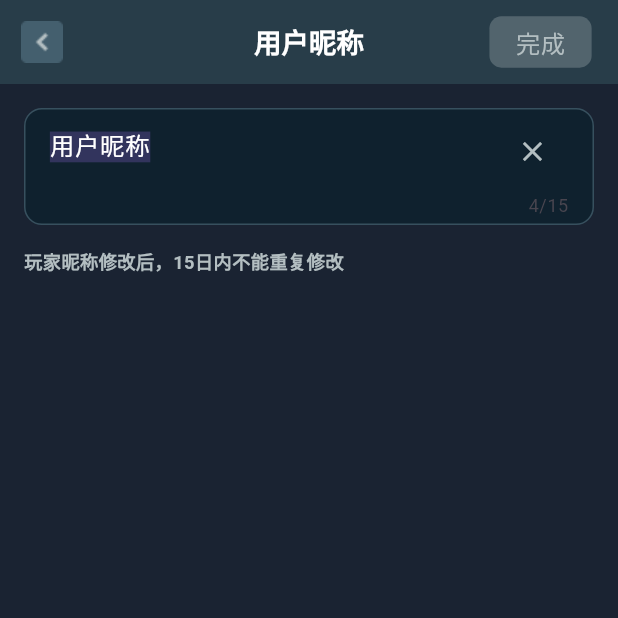
After one commit to wtfkmnl/roomcard-app, a Flutter app: the ProfilePage screen opened by its route, after a tap on "用户昵称", on a phone screen of 412 x 824 dp, the top half of it. The commit adds this screen. Run offline on Flutter 3.47's test engine with Material 3 defaults, Android fonts, the phone set to English and light mode, and no system bars; our stand-ins replace cached_network_image, convert, decimal, device_info_plus, event_bus, flutter_cache_manager and 14 more; missing offline and left inert: flutter_inappwebview, gallery_saver_plus; accounts and stored records are empty; Roboto replaces fonts that are missing (PingFangSC).

Commit message:
用户昵称

```diff
--- /dev/null
+++ b/lib/pages/my/name_edit/name_edit_binding.dart
@@ -0,0 +1,10 @@
+import 'package:get/get.dart';
+import 'name_edit_logic.dart';
+
+class NameEditBinding extends Bindings {
+  @override
+  void dependencies() {
+    /// 注册NameEditLogic控制器
+    Get.lazyPut(() => NameEditLogic());
+  }
+}
--- /dev/null
+++ b/lib/pages/my/name_edit/name_edit_logic.dart
@@ -0,0 +1,171 @@
+import 'package:get/get.dart';
+import 'package:flutter/material.dart';
+import 'package:roomcard/base/base_controller.dart';
+import 'package:roomcard/utils/regex_util.dart';
+import 'name_edit_state.dart';
+
+class NameEditLogic extends BaseController<NameEditState> {
+  @override
+  NameEditState initState() {
+    return NameEditState();
+  }
+
+  @override
+  void onInit() {
+    super.onInit();
+    _initNickname();
+    _setupListeners();
+  }
+
+  @override
+  void onClose() {
+    // 清理资源
+    state.nicknameController.dispose();
+    state.nicknameFocusNode.dispose();
+    super.onClose();
+  }
+
+  /// 初始化昵称
+  void _initNickname() {
+    String currentName = Get.arguments?['nickname'] ?? '用户昵称';
+    state.currentNickname.value = currentName;
+    state.nicknameController.text = currentName;
+    state.inputNickname.value = currentName;
+
+    // 自动获取焦点并选中文本
+    WidgetsBinding.instance.addPostFrameCallback((_) {
+      state.nicknameFocusNode.requestFocus();
+      state.nicknameController.selection = TextSelection(
+        baseOffset: 0,
+        extentOffset: state.nicknameController.text.length,
+      );
+    });
+  }
+
+  /// 设置监听器
+  void _setupListeners() {
+    // 监听输入变化
+    state.nicknameController.addListener(() {
+      String inputText = state.nicknameController.text;
+      state.inputNickname.value = inputText;
+      _checkCanSave();
+    });
+  }
+
+  /// 检查是否可以保存
+  void _checkCanSave() {
+    String inputText = state.inputNickname.value.trim();
+    bool hasChanged = inputText != state.currentNickname.value;
+    bool isValid = _validateNickname(inputText);
+    state.canSave.value = hasChanged && isValid && !state.isSaving.value;
+  }
+
+  /// 验证昵称
+  bool _validateNickname(String nickname) {
+    if (nickname.isEmpty) {
+      return false;
+    }
+
+    // 长度限制：1-15个字符
+    if (nickname.length > 15) {
+      return false;
+    }
+
+    // 不能包含特殊字符（可根据需要调整）
+    RegExp specialChars = RegExp(r'[<>{}[\]\\|`^~]');
+    if (specialChars.hasMatch(nickname)) {
+      return false;
+    }
+
+    return true;
+  }
+
+  /// 保存昵称
+  Future<void> saveNickname() async {
+    if (!state.canSave.value) return;
+
+    String newNickname = state.inputNickname.value.trim();
+
+    try {
+      state.isSaving.value = true;
+      state.canSave.value = false;
+
+      await _saveNicknameToServer(newNickname);
+
+      // 保存成功
+      Get.back(result: {
+        'success': true,
+        'nickname': newNickname,
+      });
+
+      Get.snackbar(
+        '提示',
+        '昵称修改成功',
+        snackPosition: SnackPosition.TOP,
+        backgroundColor: Colors.green.withOpacity(0.8),
+        colorText: Colors.white,
+      );
+
+    } catch (e) {
+      // 保存失败
+      Get.snackbar(
+        '错误',
+        '昵称修改失败：${e.toString()}',
+        snackPosition: SnackPosition.TOP,
+        backgroundColor: Colors.red.withOpacity(0.8),
+        colorText: Colors.white,
+      );
+    } finally {
+      state.isSaving.value = false;
+      _checkCanSave();
+    }
+  }
+
+  /// 保存昵称到服务器
+  Future<void> _saveNicknameToServer(String nickname) async {
+    // 模拟网络请求
+    await Future.delayed(const Duration(seconds: 1));
+
+    // 模拟可能的错误
+    // if (nickname.contains('test')) {
+    //   throw Exception('昵称不能包含敏感词');
+    // }
+  }
+
+  /// 返回上一页
+  void goBack() {
+    Get.back();
+  }
+
+  /// 清空输入
+  void clearInput() {
+    state.nicknameController.clear();
+    state.inputNickname.value = '';
+  }
+
+  /// 获取昵称长度提示文本
+  String getLengthHint() {
+    int currentLength = state.inputNickname.value.length;
+    return '$currentLength/15';
+  }
+
+  /// 获取错误提示文本
+  String? getErrorHint() {
+    String nickname = state.inputNickname.value.trim();
+
+    if (nickname.isEmpty) {
+      return null;
+    }
+
+    if (nickname.length > 15) {
+      return '昵称不能超过15个字符';
+    }
+
+    RegExp specialChars = RegExp(r'[<>{}[\]\\|`^~]');
+    if (specialChars.hasMatch(nickname)) {
+      return '昵称不能包含特殊字符';
+    }
+
+    return null;
+  }
+}
--- /dev/null
+++ b/lib/pages/my/name_edit/name_edit_state.dart
@@ -0,0 +1,27 @@
+import 'package:roomcard/base/base_state.dart';
+import 'package:get/get.dart';
+import 'package:flutter/material.dart';
+
+class NameEditState extends BaseState with StateAutoManager {
+  /// 昵称输入控制器
+  final TextEditingController nicknameController = TextEditingController();
+
+  /// 当前昵称
+  final currentNickname = ''.obs;
+
+  /// 输入的昵称
+  final inputNickname = ''.obs;
+
+  /// 是否可以保存（昵称有变化且符合规则）
+  final canSave = false.obs;
+
+  /// 是否正在保存
+  final isSaving = false.obs;
+
+  /// 昵称输入焦点
+  final FocusNode nicknameFocusNode = FocusNode();
+
+  NameEditState() {
+    /// Initialize variables
+  }
+}
--- /dev/null
+++ b/lib/pages/my/name_edit/name_edit_view.dart
@@ -0,0 +1,152 @@
+import 'package:flutter/material.dart';
+import 'package:flutter_screenutil/flutter_screenutil.dart';
+import 'package:get/get.dart';
+import 'package:roomcard/r.dart';
+import 'name_edit_logic.dart';
+
+class NameEditPage extends StatelessWidget {
+  const NameEditPage({super.key});
+
+  @override
+  Widget build(BuildContext context) {
+    final logic = Get.find<NameEditLogic>();
+    final state = logic.state;
+
+    return Scaffold(
+      backgroundColor: const Color(0xFF1A2332),
+      appBar: AppBar(
+        title: Text(
+          '用户昵称',
+          style: TextStyle(
+            color: Colors.white,
+            fontSize: 18.sp,
+            fontWeight: FontWeight.w600,
+          ),
+        ),
+        backgroundColor: const Color(0xFF283D49),
+        elevation: 0,
+        centerTitle: true,
+        leading: IconButton(
+          icon: Image.asset(R.assetsIconArrowBack),
+          onPressed: logic.goBack,
+        ),
+        actions: [
+          Padding(
+            padding: EdgeInsets.only(right: 16.w, top: 8.h, bottom: 8.h),
+            child: Obx(
+              () => Container(
+                decoration: BoxDecoration(
+                  color: state.canSave.value
+                      ? const Color(0xFFF9C678)
+                      : const Color(0xFFB3BEC1).withOpacity(0.3),
+                  borderRadius: BorderRadius.circular(8),
+                ),
+                child: Material(
+                  color: Colors.transparent,
+                  child: InkWell(
+                    borderRadius: BorderRadius.circular(8),
+                    onTap: state.canSave.value ? logic.saveNickname : null,
+                    child: Padding(
+                      padding: EdgeInsets.symmetric(
+                        horizontal: 16.w,
+                        vertical: 6.h,
+                      ),
+                      child: Text(
+                        '完成',
+                        style: TextStyle(
+                          color: state.canSave.value
+                              ? const Color(0xFF703E00)
+                              : const Color(0xFFB3BEC1),
+                          fontSize: 16.sp,
+                          fontWeight: FontWeight.w500,
+                        ),
+                      ),
+                    ),
+                  ),
+                ),
+              ),
+            ),
+          ),
+        ],
+      ),
+      body: Padding(
+        padding: const EdgeInsets.all(16),
+        child: Column(
+          crossAxisAlignment: CrossAxisAlignment.start,
+          children: [
+            // 输入框容器
+            Container(
+              decoration: BoxDecoration(
+                color: const Color(0XFF0F212E),
+                borderRadius: BorderRadius.circular(12),
+                border: Border.all(color: const Color(0xFF37505E), width: 1),
+              ),
+              child: Padding(
+                padding: const EdgeInsets.symmetric(
+                  horizontal: 16,
+                  vertical: 4,
+                ),
+                child: TextField(
+                  controller: state.nicknameController,
+                  focusNode: state.nicknameFocusNode,
+                  style: TextStyle(
+                    color: Colors.white,
+                    fontSize: 16.sp,
+                    fontWeight: FontWeight.w500,
+                  ),
+                  decoration: InputDecoration(
+                    hintText: '请输入昵称',
+                    hintStyle: TextStyle(
+                      color: const Color(0xFFB3BEC1),
+                      fontSize: 16.sp,
+                    ),
+                    border: InputBorder.none,
+                    suffixIcon: Obx(
+                      () => state.inputNickname.value.isNotEmpty
+                          ? IconButton(
+                              icon: Icon(
+                                Icons.clear,
+                                color: const Color(0xFFB3BEC1),
+                                size: 20.w,
+                              ),
+                              onPressed: logic.clearInput,
+                            )
+                          : const SizedBox.shrink(),
+                    ),
+                  ),
+                  maxLength: 15,
+                ),
+              ),
+            ),
+
+            16.verticalSpace,
+
+            Text(
+              '玩家昵称修改后，15日内不能重复修改',
+              style: TextStyle(
+                color: const Color(0xFFB3BEC1),
+                fontSize: 12.sp,
+                fontWeight: FontWeight.bold,
+              ),
+            ),
+
+            Obx(
+              () => state.isSaving.value
+                  ? Padding(
+                      padding: const EdgeInsets.only(top: 20),
+                      child: Center(
+                        child: CircularProgressIndicator(
+                          valueColor: const AlwaysStoppedAnimation<Color>(
+                            Color(0xFFFFB800),
+                          ),
+                        ),
+                      ),
+                    )
+                  : const SizedBox.shrink(),
+            ),
+          ],
+        ),
+      ),
+    );
+  }
+}
--- a/lib/pages/my/profile/profile_logic.dart
+++ b/lib/pages/my/profile/profile_logic.dart
@@ -1,5 +1,6 @@
 import 'package:get/get.dart';
 import 'package:roomcard/base/base_controller.dart';
+import '../../../routes/app_router.dart';
 import 'profile_state.dart';
 
 class ProfileLogic extends BaseController<ProfileState> {
@@ -31,6 +32,7 @@ class ProfileLogic extends BaseController<ProfileState> {
   /// 点击昵称
   void onNicknameTap() {
     print('点击昵称');
+    AppRouter.mineNameEdit.toPage();
   }
 
   /// 点击用户ID
--- a/lib/pages/my/profile/profile_view.dart
+++ b/lib/pages/my/profile/profile_view.dart
@@ -15,7 +15,7 @@ class ProfilePage extends StatelessWidget {
     return Scaffold(
       backgroundColor: const Color(0xFF1A2332),
       appBar: AppBar(
-        title:  Text(
+        title: Text(
           '个人资料',
           style: TextStyle(
             color: Colors.white,
@@ -91,9 +91,12 @@ class ProfilePage extends StatelessWidget {
           ),
           24.verticalSpace,
           Obx(
-            () => Row(
+            () => GestureDetector(
+              onTap: logic.onNicknameTap,
+              child: Row(
                 children: [
-                Text(
+                  Expanded(
+                    child: Text(
                       '用户昵称',
                       style: TextStyle(
                         color: Colors.white,
@@ -101,10 +104,8 @@ class ProfilePage extends StatelessWidget {
                         fontWeight: FontWeight.bold,
                       ),
                     ),
-                Spacer(),
-                GestureDetector(
-                  onTap: logic.onNicknameTap,
-                  child: Row(
+                  ),
+                  Row(
                     children: [
                       Text(
                         state.nickname.value,
@@ -118,8 +119,8 @@ class ProfilePage extends StatelessWidget {
                       Image.asset(R.assetsIconArrowNext, width: 20.w),
                     ],
                   ),
+                ],
               ),
-              ],
             ),
           ),
           24.verticalSpace,
--- a/lib/routes/app_pages.dart
+++ b/lib/routes/app_pages.dart
@@ -2,6 +2,8 @@ import 'package:roomcard/pages/main/main_binding.dart';
 import 'package:roomcard/pages/main/main_view.dart';
 import 'package:roomcard/pages/my/about/about_view.dart';
 import 'package:roomcard/pages/my/business/business_view.dart';
+import 'package:roomcard/pages/my/name_edit/name_edit_binding.dart';
+import 'package:roomcard/pages/my/name_edit/name_edit_view.dart';
 import 'package:roomcard/pages/my/profile/profile_binding.dart';
 import 'package:roomcard/pages/my/profile/profile_view.dart';
 import 'package:roomcard/pages/my/safe_manager/safe_manager_binding.dart';
@@ -74,6 +76,11 @@ class AppPages {
       page: () => SafeManagerPage(),
       binding: SafeManagerBinding(),
     ),
+    GetPage(
+      name: AppRouter.mineNameEdit.path,
+      page: () => const NameEditPage(),
+      binding: NameEditBinding(),
+    ),
   ];
 
   ///未知页面
--- a/lib/routes/app_router.dart
+++ b/lib/routes/app_router.dart
@@ -26,7 +26,9 @@ enum AppRouter<T> {
   ///关于我们
   mineAbout('/mine_about'),
   ///安全管理
-  mineSafeManager('/mine_safe_manager');
+  mineSafeManager('/mine_safe_manager'),
+  ///昵称编辑
+  mineNameEdit('/mine_name_edit');
  ///路由路劲
   final String path;
 
```
Lines whose indentation alone changed are shown as unchanged.
